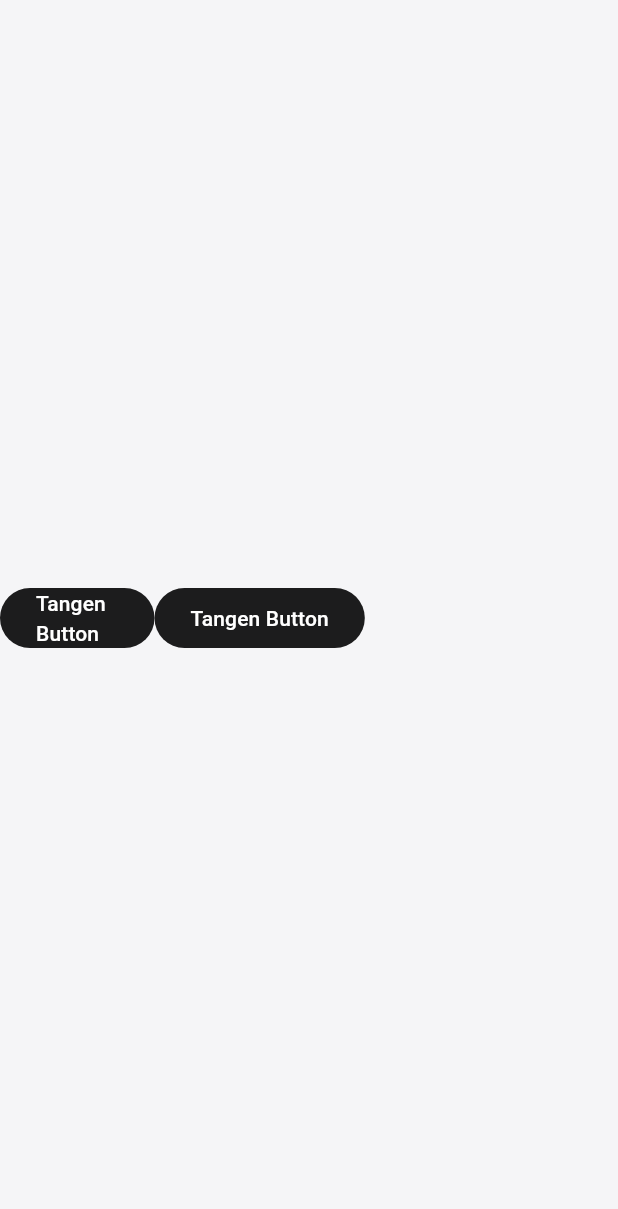
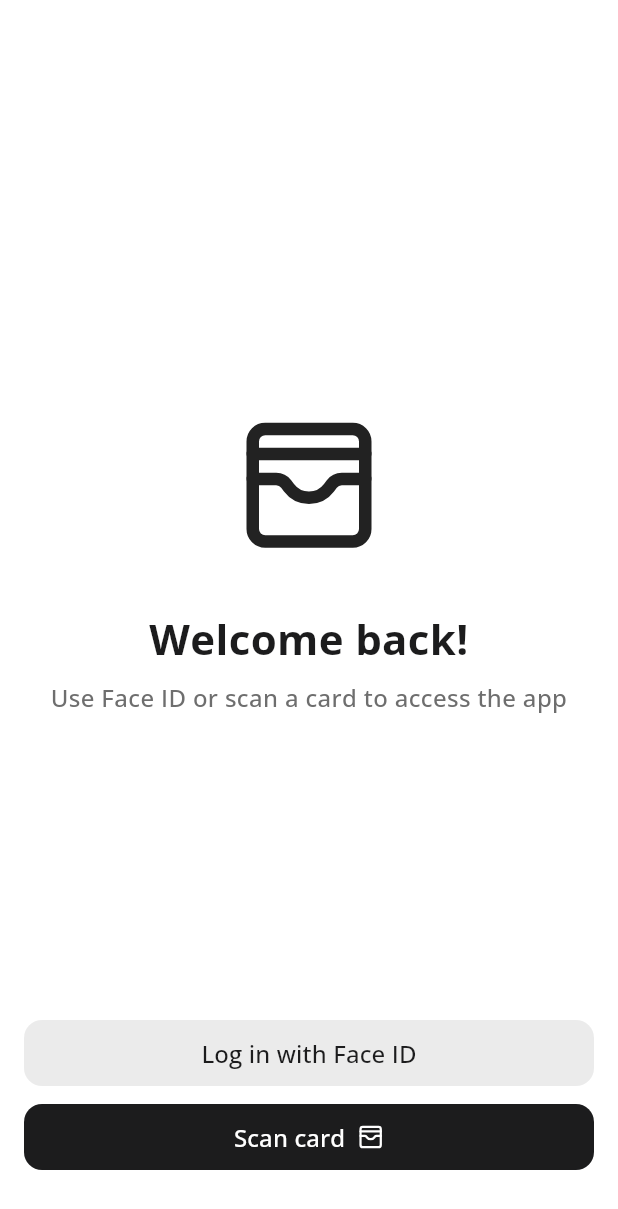
Before and after one commit to alperefesahin/tangen_flutter, a Flutter app: the screen it shows after launch, on a phone screen of 412 x 824 dp. Shown: the top 1209 px of the screen. Run offline on Flutter 3.47's test engine with Material 3 defaults, Android fonts, the phone set to English and light mode, and no system bars; our stand-ins replace flutter_riverpod, get_it, go_router, google_fonts, lucide_icons.

Commit message:
setup ios, complete login ui
add some packages, complete login ui and components, run ios

```diff
--- a/lib/core/design_system/colors/colors.dart
+++ b/lib/core/design_system/colors/colors.dart
@@ -1,5 +1,7 @@
 
 import 'package:flutter/material.dart';
 
-const scaffoldBg = Color.fromRGBO(245, 245, 247, 1);
+const scaffoldBg = Color.fromRGBO(255, 255, 255, 1);
 const black = Color.fromRGBO(28, 28, 29, 1);
+const greyText = Color.fromRGBO(110, 110, 110, 1);
+const buttonBgGrey = Color.fromRGBO(235, 235, 235, 1);
--- a/lib/core/design_system/components/button/tangen_button.dart
+++ b/lib/core/design_system/components/button/tangen_button.dart
@@ -1,25 +1,82 @@
 import 'package:flutter/material.dart';
+import 'package:google_fonts/google_fonts.dart';
 import 'package:tangen_flutter/core/design_system/colors/colors.dart';
 
 class TangenButton extends StatelessWidget {
   const TangenButton({
     super.key,
+    required this.text,
     this.backgroundColor = black,
     this.isContentWrapped = false,
+    this.padding = EdgeInsets.zero,
+    this.textColor = black,
+    this.hasButtonIcon = false,
+    this.icon,
   });
 
   final Color backgroundColor;
   final bool isContentWrapped;
+  final EdgeInsets padding;
+  final String text;
+  final Color textColor;
+  final bool hasButtonIcon;
+  final IconData? icon;
 
   @override
   Widget build(BuildContext context) {
-    return FilledButton(
-      style: OutlinedButton.styleFrom(
+    final buttonTextStlye = GoogleFonts.openSans(
+      textStyle: TextStyle(fontSize: 16, fontWeight: FontWeight.w500, color: textColor),
+    );
+
+    return Padding(
+      padding: padding,
+      child: FilledButton(
+        style: OutlinedButton.styleFrom(
+          minimumSize: const Size.fromHeight(44),
           backgroundColor: backgroundColor,
-          shape: const RoundedRectangleBorder(borderRadius: BorderRadius.all(Radius.circular(36))),
-          alignment: Alignment.center),
-      onPressed: () {},
-      child: const Text('Tangen Button'),
+          shape: const RoundedRectangleBorder(
+            borderRadius: BorderRadius.all(Radius.circular(12)),
+          ),
+          alignment: Alignment.center,
+        ),
+        onPressed: () {},
+        child: hasButtonIcon
+            ? Row(
+                mainAxisAlignment: MainAxisAlignment.center,
+                children: [
+                  TangenButtonText(
+                    text: text,
+                    textStyle: buttonTextStlye,
+                  ),
+                  const SizedBox(width: 8),
+                  Icon(icon, size: 18),
+                ],
+              )
+            : TangenButtonText(
+                text: text,
+                textStyle: buttonTextStlye,
+              ),
+      ),
     );
   }
 }
+
+class TangenButtonText extends StatelessWidget {
+  const TangenButtonText({
+    super.key,
+    required this.text,
+    required this.textStyle,
+  });
+
+  final String text;
+  final TextStyle textStyle;
+
+  @override
+  Widget build(BuildContext context) {
+    return Text(
+      text,
+      style: textStyle,
+      textAlign: TextAlign.center,
+    );
+  }
+}
--- a/lib/core/design_system/components/scaffold/tangen_scaffold.dart
+++ b/lib/core/design_system/components/scaffold/tangen_scaffold.dart
@@ -9,10 +9,14 @@ class TangenScaffold extends StatelessWidget {
 
   @override
   Widget build(BuildContext context) {
-    return Scaffold(
-      backgroundColor: scaffoldBg,
-      appBar: appBar,
-      body: body,
+    return SafeArea(
+      bottom: false,
+      top: false,
+      child: Scaffold(
+        backgroundColor: scaffoldBg,
+        appBar: appBar,
+        body: body,
+      ),
     );
   }
 }
--- a/lib/features/login/login_view.dart
+++ b/lib/features/login/login_view.dart
@@ -1,21 +1,23 @@
+import 'package:flutter/cupertino.dart';
 import 'package:flutter/material.dart';
-import 'package:tangen_flutter/core/design_system/components/button/tangen_button.dart';
+import 'package:flutter/widgets.dart';
 import 'package:tangen_flutter/core/design_system/components/scaffold/tangen_scaffold.dart';
+import 'package:tangen_flutter/features/login/widgets/login_buttons_widget.dart';
+import 'package:tangen_flutter/features/login/widgets/welcome_widget.dart';
 
 class LoginView extends StatelessWidget {
   const LoginView({super.key});
 
   @override
   Widget build(BuildContext context) {
-    return TangenScaffold(
+    return const TangenScaffold(
       body: Center(
-        child: Row(
+        child: Column(
+          mainAxisAlignment: MainAxisAlignment.spaceBetween,
           children: [
-            SizedBox(
-              width: MediaQuery.of(context).size.width / 4,
-              child: TangenButton(),
-            ),
-            TangenButton(),
+            SizedBox(height: 80),
+            WelcomeWidget(),
+            LoginButtonsWidget(),
           ],
         ),
       ),
--- /dev/null
+++ b/lib/features/login/widgets/login_buttons_widget.dart
@@ -0,0 +1,37 @@
+import 'package:flutter/material.dart';
+import 'package:lucide_icons/lucide_icons.dart';
+import 'package:tangen_flutter/core/design_system/colors/colors.dart';
+import 'package:tangen_flutter/core/design_system/components/button/tangen_button.dart';
+
+class LoginButtonsWidget extends StatelessWidget {
+  const LoginButtonsWidget({super.key});
+
+  @override
+  Widget build(BuildContext context) {
+    return const Padding(
+      padding: EdgeInsets.only(bottom: 42),
+      child: Column(
+        children: [
+          SizedBox(
+            width: double.infinity,
+            child: TangenButton(
+              backgroundColor: buttonBgGrey,
+              padding: EdgeInsets.symmetric(horizontal: 16, vertical: 8),
+              text: "Log in with Face ID",
+            ),
+          ),
+          SizedBox(
+            width: double.infinity,
+            child: TangenButton(
+              hasButtonIcon: true,
+              icon: LucideIcons.walletCards,
+              textColor: scaffoldBg,
+              padding: EdgeInsets.symmetric(horizontal: 16),
+              text: "Scan card",
+            ),
+          ),
+        ],
+      ),
+    );
+  }
+}
--- /dev/null
+++ b/lib/features/login/widgets/welcome_widget.dart
@@ -0,0 +1,36 @@
+import 'package:flutter/material.dart';
+import 'package:google_fonts/google_fonts.dart';
+import 'package:lucide_icons/lucide_icons.dart';
+import 'package:tangen_flutter/core/design_system/colors/colors.dart';
+
+class WelcomeWidget extends StatelessWidget {
+  const WelcomeWidget({super.key});
+
+  @override
+  Widget build(BuildContext context) {
+    return Column(
+      children: [
+        const Icon(
+          LucideIcons.walletCards,
+          size: 100,
+        ),
+        const SizedBox(height: 32),
+        Text(
+          'Welcome back!',
+          style: GoogleFonts.openSans(
+            textStyle: const TextStyle(fontSize: 28, fontWeight: FontWeight.w700, color: black),
+          ),
+          textAlign: TextAlign.center,
+        ),
+        const SizedBox(height: 8),
+        Text(
+          'Use Face ID or scan a card to access the app',
+          style: GoogleFonts.openSans(
+            textStyle: const TextStyle(fontSize: 16, fontWeight: FontWeight.w500, color: greyText),
+          ),
+          textAlign: TextAlign.center,
+        ),
+      ],
+    );
+  }
+}
--- a/pubspec.yaml
+++ b/pubspec.yaml
@@ -34,7 +34,7 @@ dependencies:
   go_router: ^13.2.2
   get_it: ^7.6.8
   lucide_icons: ^0.257.0
-
+  google_fonts: ^6.2.1
   # The following adds the Cupertino Icons font to your application.
   # Use with the CupertinoIcons class for iOS style icons.
   cupertino_icons: ^1.0.2
```
Also changed, not shown: 7 other files.
